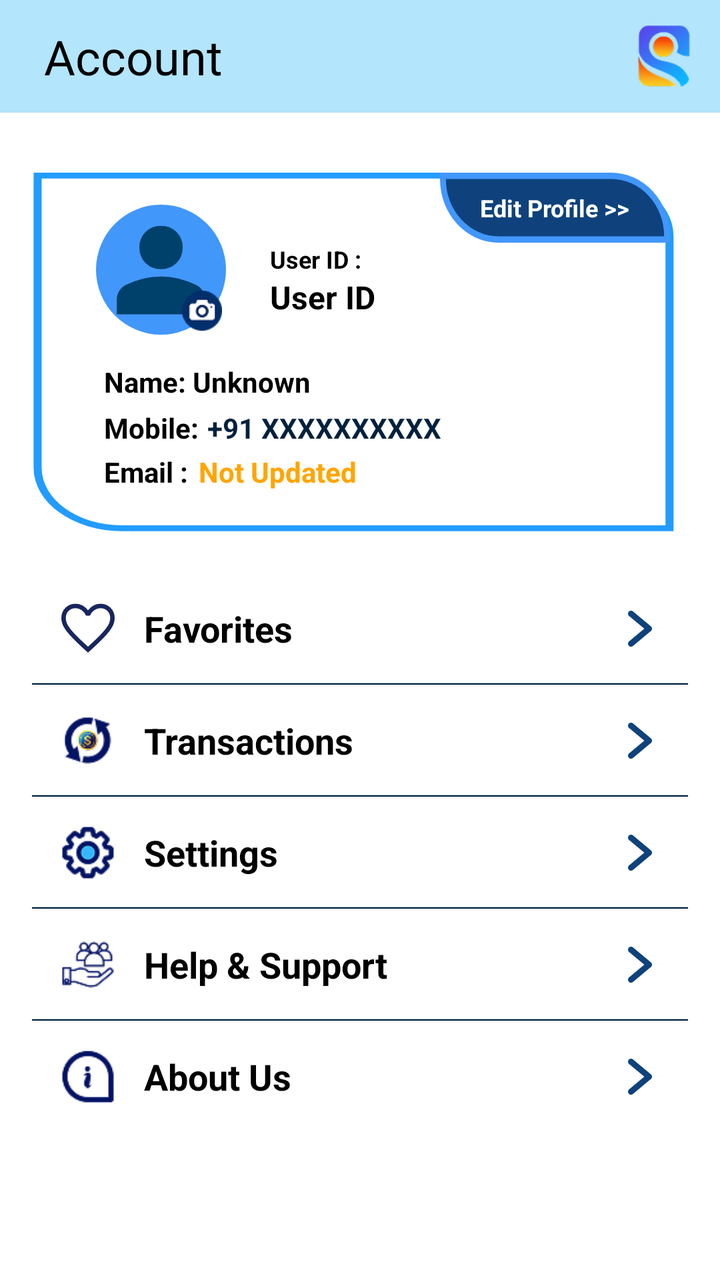
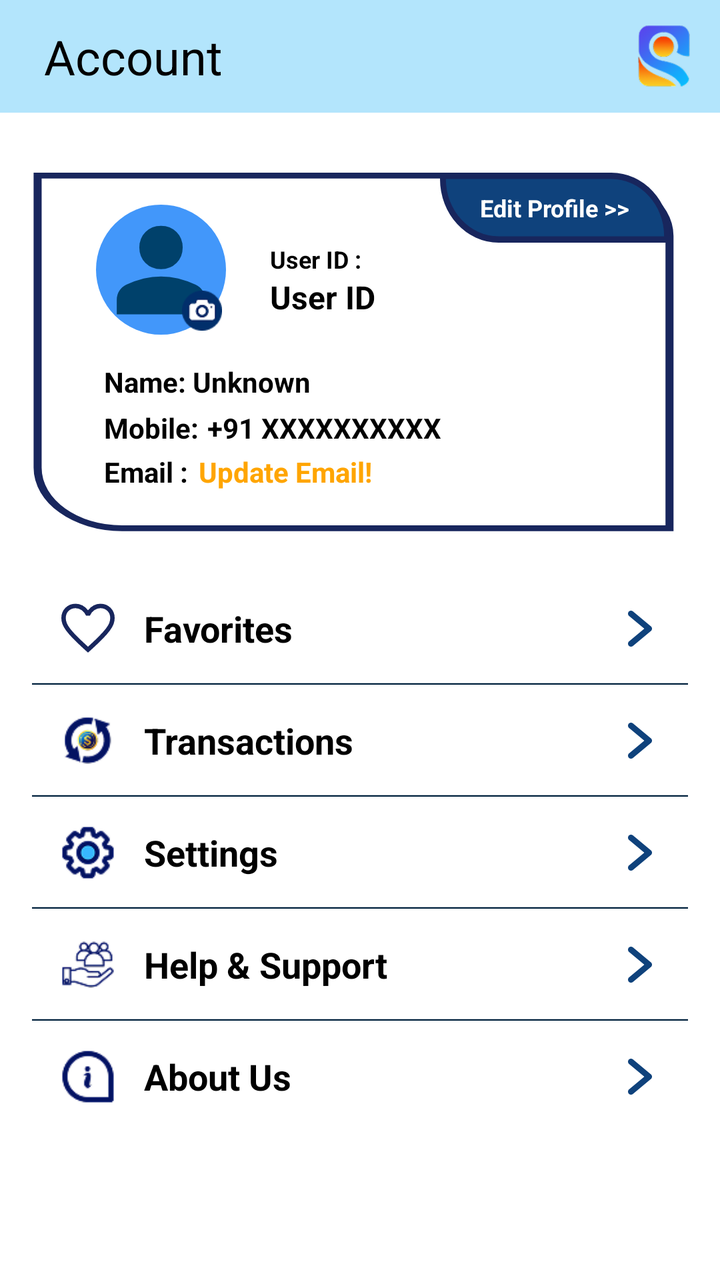

Before-and-after screenshots of an Android layout around one commit, followed by the original layout XML and the change that was made.
<!-- AndroidManifest.xml: application theme Theme.Seekshakcom -->
<!-- res/layout/fragment_myaccount.xml -->
<?xml version="1.0" encoding="utf-8"?>
<FrameLayout xmlns:android="http://schemas.android.com/apk/res/android"
    android:layout_width="match_parent"
    android:layout_height="match_parent"
    android:background="#B3E5FC">

    <LinearLayout
        android:orientation="vertical"
        android:layout_width="match_parent"
        android:layout_height="match_parent"
        android:background="@color/white">

        <RelativeLayout
            android:layout_width="match_parent"
            android:layout_height="wrap_content"
            android:background="#B3E5FC"
            android:padding="12dp">


            <TextView
                android:id="@+id/title"
                android:layout_width="wrap_content"
                android:layout_height="wrap_content"
                android:layout_alignParentTop="true"
                android:layout_marginTop="0dp"
                android:layout_marginStart="10dp"
                android:text="Account"
                android:textColor="#000000"
                android:textSize="24sp" />

            <ImageView
                android:id="@+id/logo"
                android:layout_width="32dp"
                android:layout_height="32dp"
                android:layout_alignParentEnd="true"
                android:src="@drawable/logo_1_1"
                android:contentDescription="Logo" />
        </RelativeLayout>

        <ScrollView
            android:layout_width="match_parent"
            android:layout_height="0dp"
            android:layout_weight="1"
            android:paddingBottom="80dp">

            <LinearLayout
                android:layout_width="match_parent"
                android:layout_height="wrap_content"
                android:orientation="vertical"
                android:paddingHorizontal="16dp">

                <RelativeLayout
                    android:layout_width="match_parent"
                    android:layout_height="wrap_content"
                    android:layout_gravity="center_horizontal"
                    android:layout_marginTop="30dp"
                    android:background="@drawable/profile_card_bg"
                    android:paddingStart="16dp">

                    <TextView
                        android:layout_width="115dp"
                        android:layout_height="35dp"
                        android:layout_alignParentEnd="true"
                        android:layout_marginEnd="9dp"
                        android:background="@drawable/bg_viewprofile"
                        android:clickable="true"
                        android:focusable="true"
                        android:gravity="center"
                        android:lineSpacingExtra="4sp"
                        android:text="Edit Profile >>"
                        android:textColor="#FFFFFF"
                        android:textSize="12sp"
                        android:textStyle="bold" />

                    <FrameLayout
                        android:id="@+id/profile_frame"
                        android:layout_width="wrap_content"
                        android:layout_height="wrap_content"
                        android:layout_marginStart="16dp"
                        android:layout_marginTop="16dp"
                        android:clickable="true"
                        android:focusable="true">


                        
                        <ImageView
                            android:id="@+id/profile_icon"
                            android:layout_width="65dp"
                            android:layout_height="65dp"
                            android:background="@drawable/bg_profilecicle"
                            android:contentDescription="Profile"
                            android:padding="0dp"
                            android:scaleType="centerCrop"
                            android:src="@drawable/ic_user" />


                        <ImageButton
                            android:id="@+id/ic_camera"
                            android:layout_width="20dp"
                            android:layout_height="20dp"
                            android:layout_gravity="bottom|end"
                            android:layout_margin="2dp"
                            android:background="@drawable/ic_camera"
                            android:contentDescription="Edit Profile Picture" />
                    </FrameLayout>


                    <LinearLayout
                        android:layout_width="wrap_content"
                        android:layout_height="wrap_content"
                        android:layout_marginStart="22dp"
                        android:layout_toEndOf="@id/profile_frame"
                        android:orientation="vertical">

                        <TextView
                            android:layout_width="wrap_content"
                            android:layout_height="wrap_content"
                            android:layout_marginTop="35dp"
                            android:text="User ID : "
                            android:textColor="#000000"
                            android:textSize="12sp"
                            android:textStyle="bold" />

                        <TextView
                            android:id="@+id/user_id"
                            android:layout_width="wrap_content"
                            android:layout_height="wrap_content"
                            android:text="User ID"
                            android:textColor="#000000"
                            android:textSize="16sp"
                            android:textStyle="bold" />
                    </LinearLayout>

                    <TextView
                        android:id="@+id/text_user_name"
                        android:layout_width="wrap_content"
                        android:layout_height="wrap_content"
                        android:layout_below="@+id/profile_frame"
                        android:layout_marginTop="14dp"
                        android:layout_marginStart="20dp"
                        android:text="Name: "
                        android:textColor="#000000"
                        android:textSize="14sp"
                        android:textStyle="bold" />

                    <TextView
                        android:id="@+id/user_name"
                        android:layout_width="wrap_content"
                        android:layout_height="wrap_content"
                        android:layout_below="@+id/profile_frame"
                        android:layout_marginTop="14dp"
                        android:layout_toEndOf="@+id/text_user_name"
                        android:text="Unknown"
                        android:textColor="#000000"
                        android:textSize="14sp"
                        android:textStyle="bold" />

                    <TextView
                        android:id="@+id/text_mobile"
                        android:layout_width="wrap_content"
                        android:layout_height="wrap_content"
                        android:layout_below="@+id/user_name"
                        android:layout_marginTop="4dp"
                        android:layout_marginStart="20dp"
                        android:text="Mobile: "
                        android:textColor="#000000"
                        android:textSize="14sp"
                        android:textStyle="bold" />

                    <TextView
                        android:id="@+id/mobile_no"
                        android:layout_width="wrap_content"
                        android:layout_height="wrap_content"
                        android:layout_below="@+id/user_name"
                        android:layout_marginStart="1dp"
                        android:layout_marginTop="4dp"
                        android:layout_toEndOf="@+id/text_mobile"
                        android:text="+91 XXXXXXXXXX"
                        android:textColor="#00213D"
                        android:textSize="14sp"
                        android:textStyle="bold" />

                    <TextView
                        android:id="@+id/text_email"
                        android:layout_width="wrap_content"
                        android:layout_height="wrap_content"
                        android:layout_below="@+id/text_mobile"
                        android:layout_marginTop="3dp"
                        android:layout_marginStart="20dp"
                        android:text="Email : "
                        android:textColor="#000000"
                        android:textSize="14sp"
                        android:textStyle="bold" />

                    <TextView
                        android:id="@+id/user_email"
                        android:layout_width="wrap_content"
                        android:layout_height="wrap_content"
                        android:layout_below="@+id/mobile_no"
                        android:layout_marginStart="2dp"
                        android:layout_marginTop="3dp"
                        android:layout_toEndOf="@+id/text_email"
                        android:text="Not Updated"
                        android:textColor="#FFA500"
                        android:textSize="14sp"
                        android:textStyle="bold" />

                </RelativeLayout>
                <LinearLayout
                    android:layout_width="match_parent"
                    android:layout_height="wrap_content"
                    android:orientation="horizontal"
                    android:layout_marginTop="15dp"
                    android:background="@drawable/rectangle_6"
                    android:padding="12dp"
                    android:gravity="center_vertical">

                    
                    <ImageView
                        android:layout_width="32dp"
                        android:layout_height="32dp"
                        android:src="@drawable/ic_heart"
                        android:layout_marginEnd="12dp" />

                    
                    <TextView
                        android:id="@+id/favourite_btn"
                        android:layout_width="0dp"
                        android:layout_height="wrap_content"
                        android:layout_weight="1"
                        android:text="Favorites"
                        android:textColor="@color/black"
                        android:textSize="18sp"
                        android:textStyle="bold"
                        android:clickable="true"
                        android:focusable="true" />

                    
                    <ImageView
                        android:layout_width="24dp"
                        android:layout_height="24dp"
                        android:src="@drawable/ic_arrow_right"
                        android:contentDescription="Go to Favorites" />
                </LinearLayout>

                <LinearLayout
                    android:layout_width="match_parent"
                    android:layout_height="wrap_content"
                    android:orientation="horizontal"
                    android:layout_marginTop="0dp"
                    android:background="@drawable/rectangle_6"
                    android:padding="12dp"
                    android:gravity="center_vertical">

                    <ImageView
                        android:layout_width="32dp"
                        android:layout_height="32dp"
                        android:src="@drawable/ic_transactions"
                        android:layout_marginEnd="12dp" />

                    
                    <TextView
                        android:id="@+id/transactions_btn"
                        android:layout_width="0dp"
                        android:layout_height="wrap_content"
                        android:layout_weight="1"
                        android:clickable="true"
                        android:focusable="true"
                        android:text="Transactions"
                        android:textColor="@color/black"
                        android:textSize="18sp"
                        android:textStyle="bold" />

                    
                    <ImageView
                        android:layout_width="24dp"
                        android:layout_height="24dp"
                        android:src="@drawable/ic_arrow_right"
                        android:contentDescription="Go to Favorites" />
                </LinearLayout>
                <LinearLayout
                    android:layout_width="match_parent"
                    android:layout_height="wrap_content"
                    android:orientation="horizontal"
                    android:layout_marginTop="0dp"
                    android:background="@drawable/rectangle_6"
                    android:padding="12dp"
                    android:gravity="center_vertical">

                    <ImageView
                        android:layout_width="32dp"
                        android:layout_height="32dp"
                        android:src="@drawable/ic_seetings"
                        android:layout_marginEnd="12dp" />

                    
                    <TextView
                        android:id="@+id/settings_btn"
                        android:layout_width="0dp"
                        android:layout_height="wrap_content"
                        android:layout_weight="1"
                        android:clickable="true"
                        android:focusable="true"
                        android:text="Settings"
                        android:textColor="@color/black"
                        android:textSize="18sp"
                        android:textStyle="bold" />

                    
                    <ImageView
                        android:layout_width="24dp"
                        android:layout_height="24dp"
                        android:src="@drawable/ic_arrow_right"
                        android:contentDescription="Go to Favorites" />

                </LinearLayout>
                <LinearLayout
                    android:layout_width="match_parent"
                    android:layout_height="wrap_content"
                    android:orientation="horizontal"
                    android:layout_marginTop="0dp"
                    android:background="@drawable/rectangle_6"
                    android:padding="12dp"
                    android:gravity="center_vertical">

                    <ImageView
                        android:layout_width="32dp"
                        android:layout_height="32dp"
                        android:src="@drawable/ic_helpsupport"
                        android:layout_marginEnd="12dp" />

                    
                    <TextView
                        android:id="@+id/help_support"
                        android:layout_width="0dp"
                        android:layout_height="wrap_content"
                        android:layout_weight="1"
                        android:clickable="true"
                        android:focusable="true"
                        android:text="Help &amp; Support"
                        android:textColor="@color/black"
                        android:textSize="18sp"
                        android:textStyle="bold" />

                    
                    <ImageView
                        android:layout_width="24dp"
                        android:layout_height="24dp"
                        android:src="@drawable/ic_arrow_right"
                        android:contentDescription="Go to Favorites" />

                </LinearLayout>
                <LinearLayout
                    android:layout_width="match_parent"
                    android:layout_height="wrap_content"
                    android:orientation="horizontal"
                    android:layout_marginTop="0dp"
                    android:background="@drawable/rectangle_6"
                    android:padding="12dp"
                    android:gravity="center_vertical">

                    <ImageView
                        android:layout_width="32dp"
                        android:layout_height="32dp"
                        android:src="@drawable/ic_aboutus"
                        android:layout_marginEnd="12dp" />

                    
                    <TextView
                        android:id="@+id/about_us"
                        android:layout_width="0dp"
                        android:layout_height="wrap_content"
                        android:layout_weight="1"
                        android:clickable="true"
                        android:focusable="true"
                        android:text="About Us"
                        android:textColor="@color/black"
                        android:textSize="18sp"
                        android:textStyle="bold" />


                    
                    <ImageView
                        android:layout_width="24dp"
                        android:layout_height="24dp"
                        android:src="@drawable/ic_arrow_right"
                        android:contentDescription="Go to Favorites" />

                </LinearLayout>
                <LinearLayout
                    android:id="@+id/logout_layout"
                    android:layout_width="match_parent"
                    android:layout_height="wrap_content"
                    android:orientation="horizontal"
                    android:layout_marginTop="0dp"
                    android:background="@drawable/rectangle_6"
                    android:padding="12dp"
                    android:clickable="true"
                    android:focusable="true"
                    android:gravity="center_vertical">

                    <ImageView
                        android:layout_width="32dp"
                        android:layout_height="32dp"
                        android:src="@drawable/ic_logout"
                        android:layout_marginEnd="12dp" />

                    
                    <TextView
                        android:id="@+id/logoutButton"
                        android:layout_width="0dp"
                        android:layout_height="wrap_content"
                        android:layout_weight="1"
                        android:clickable="true"
                        android:focusable="true"
                        android:text="Log Out"
                        android:textColor="@color/black"
                        android:textSize="18sp"
                        android:textStyle="bold" />


                    
                    <ImageView
                        android:layout_width="24dp"
                        android:layout_height="24dp"
                        android:src="@drawable/ic_arrow_right"
                        android:contentDescription="Go to Favorites" />

                </LinearLayout>







            </LinearLayout>


        </ScrollView>
    </LinearLayout>
</FrameLayout>
<!-- resources referenced by this layout -->
<resources>
  <color name="black">#FF000000</color>
  <color name="white">#FFFFFFFF</color>
  <!-- drawable bg_profilecicle (drawable) -->
  <vector xmlns:android="http://schemas.android.com/apk/res/android"
      android:width="132dp"
      android:height="132dp"
      android:viewportWidth="132"
      android:viewportHeight="132">
    <path
        android:pathData="M66,66m-66,0a66,66 0,1 1,132 0a66,66 0,1 1,-132 0"
        android:fillColor="#4297FA"/>
  </vector>
  <!-- drawable bg_viewprofile (drawable) -->
  <vector xmlns:android="http://schemas.android.com/apk/res/android"
      android:width="196dp"
      android:height="55dp"
      android:viewportWidth="196"
      android:viewportHeight="55">
    <path
        android:pathData="M5,2.5H2.5V5C2.5,31.23 23.77,52.5 50,52.5H191H193.5V50C193.5,23.77 172.23,2.5 146,2.5H5Z"
        android:strokeWidth="5"
        android:fillColor="#0F427C"
        android:strokeColor="#4297FA"/>
  </vector>
  <!-- drawable ic_arrow_right (drawable) -->
  <vector xmlns:android="http://schemas.android.com/apk/res/android"
      android:width="24dp"
      android:height="24dp"
      android:viewportWidth="24"
      android:viewportHeight="24">
    <path
        android:pathData="M14.156,12L6.539,18.347C6.233,18.602 6.041,18.968 6.005,19.364C5.969,19.761 6.092,20.155 6.347,20.461C6.602,20.767 6.967,20.959 7.364,20.995C7.76,21.031 8.155,20.908 8.461,20.653L17.461,13.153C17.63,13.012 17.765,12.835 17.859,12.636C17.952,12.437 18,12.219 18,12C18,11.78 17.952,11.563 17.859,11.363C17.765,11.164 17.63,10.988 17.461,10.847L8.461,3.346C8.155,3.092 7.76,2.969 7.364,3.005C6.967,3.041 6.602,3.233 6.347,3.538C6.092,3.844 5.969,4.239 6.005,4.635C6.041,5.031 6.233,5.397 6.539,5.652L14.156,12Z"
        android:fillColor="#0F427C"/>
  </vector>
  <!-- drawable ic_user (drawable) -->
  <vector xmlns:android="http://schemas.android.com/apk/res/android"
      android:width="40dp"
      android:height="40dp"
      android:viewportWidth="960"
      android:viewportHeight="960">
    <path
        android:pathData="M479.97,475.91q-68.98,0 -114.49,-45.51 -45.51,-45.51 -45.51,-114.49 0,-68.98 45.51,-114.48t114.49,-45.5q68.98,0 114.6,45.5 45.62,45.5 45.62,114.48T594.57,430.4q-45.62,45.51 -114.6,45.51ZM153.3,810.12v-107.14q0,-38.44 19.53,-67.56 19.52,-29.11 50.89,-44.29 65.89,-30.57 129.01,-45.9 63.12,-15.32 127.23,-15.32 64.56,0 127.32,15.62 62.76,15.62 128.34,45.52 32.07,14.96 51.65,44.1 19.59,29.14 19.59,67.79v107.18L153.3,810.12Z"
        android:fillColor="#00416B"/>
  </vector>
  <!-- drawable profile_card_bg (drawable) -->
  <vector xmlns:android="http://schemas.android.com/apk/res/android"
      android:width="340dp"
      android:height="185dp"
      android:viewportWidth="408"
      android:viewportHeight="321">
    <path
        android:pathData="M6,5H344C371.61,5 394,27.39 394,55V306H56C28.39,306 6,283.61 6,256V5Z"
        android:fillColor="#FFFFFF"/>
    <path
        android:pathData="M344,2.5C372.99,2.5 396.5,26.01 396.5,55V308.5H56C27.01,308.5 3.5,284.99 3.5,256V2.5H344Z"
        android:strokeWidth="5"
        android:fillColor="#00000000"
        android:strokeColor="#229CFF"/>
  </vector>
  <!-- drawable rectangle_6 (drawable) -->
  <vector
      xmlns:android="http://schemas.android.com/apk/res/android"
      android:width="440dp"
      android:height="55dp"
      android:viewportWidth="440"
      android:viewportHeight="75">
  
      
      <path
          android:pathData="M0 0H440V75H0V0Z"
          android:fillColor="#FFFFFF" />
  
      
      <path
          android:pathData="M0,75 L440,75"
          android:strokeWidth="2"
          android:strokeColor="#00213D"
          android:fillColor="@android:color/transparent" />
  </vector>
  <style name="Theme.Seekshakcom" parent="Theme.AppCompat.Light.NoActionBar">
          
          <item name="colorPrimary">@color/black</item>
          <item name="colorPrimaryDark">@color/purple_700</item>
          <item name="colorAccent">@color/teal_200</item>
      </style>
  <color name="purple_700">#FF3700B3</color>
  <color name="teal_200">#FF03DAC5</color>
  <!-- unchanged entries left out for length: 8 -->
</resources>

<!-- the commit's change to res/layout/fragment_myaccount.xml (unified diff, before → after) -->
@@ -176,7 +176,7 @@
                         android:layout_marginTop="4dp"
                         android:layout_toEndOf="@+id/text_mobile"
                         android:text="+91 XXXXXXXXXX"
-                        android:textColor="#00213D"
+                        android:textColor="#000000"
                         android:textSize="14sp"
                         android:textStyle="bold" />
 
@@ -200,7 +200,7 @@
                         android:layout_marginStart="2dp"
                         android:layout_marginTop="3dp"
                         android:layout_toEndOf="@+id/text_email"
-                        android:text="Not Updated"
+                        android:text="Update Email!"
                         android:textColor="#FFA500"
                         android:textSize="14sp"
                         android:textStyle="bold" />
<!-- resource entries referenced after the edit -->
@@ -22,7 +22,7 @@
         android:pathData="M5,2.5H2.5V5C2.5,31.23 23.77,52.5 50,52.5H191H193.5V50C193.5,23.77 172.23,2.5 146,2.5H5Z"
         android:strokeWidth="5"
         android:fillColor="#0F427C"
-        android:strokeColor="#4297FA"/>
+        android:strokeColor="#18265d"/>
   </vector>
   <!-- drawable ic_arrow_right (drawable) -->
   <vector xmlns:android="http://schemas.android.com/apk/res/android"
@@ -57,7 +57,7 @@
         android:pathData="M344,2.5C372.99,2.5 396.5,26.01 396.5,55V308.5H56C27.01,308.5 3.5,284.99 3.5,256V2.5H344Z"
         android:strokeWidth="5"
         android:fillColor="#00000000"
-        android:strokeColor="#229CFF"/>
+        android:strokeColor="#18265d"/>
   </vector>
   <!-- drawable rectangle_6 (drawable) -->
   <vector
